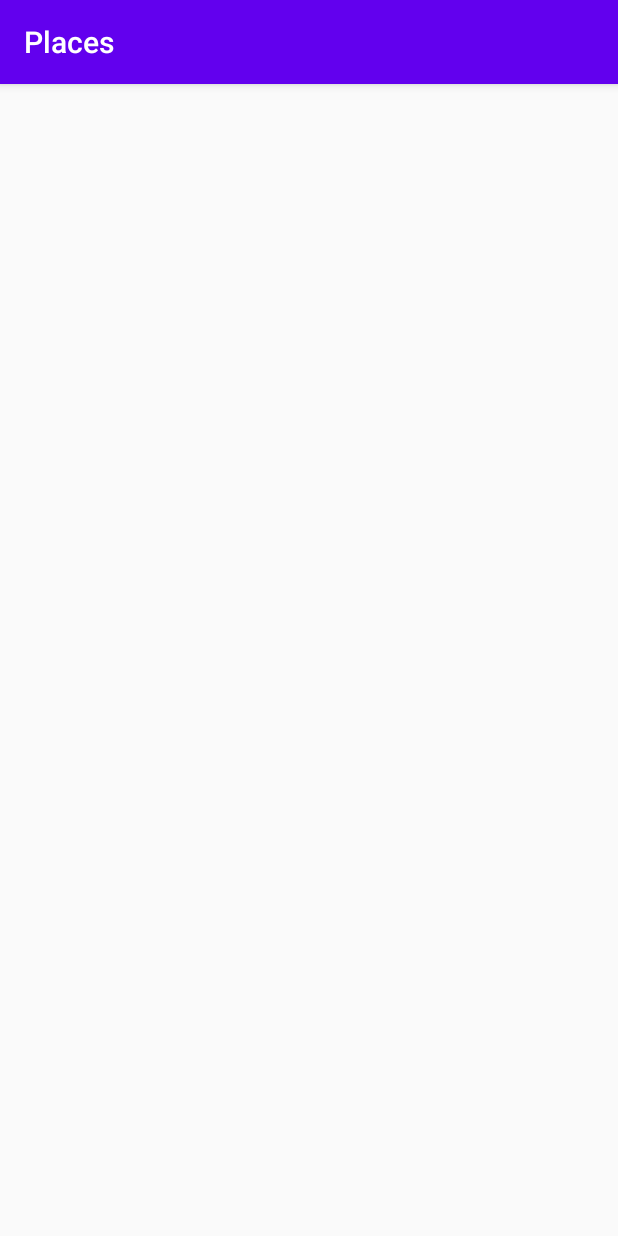
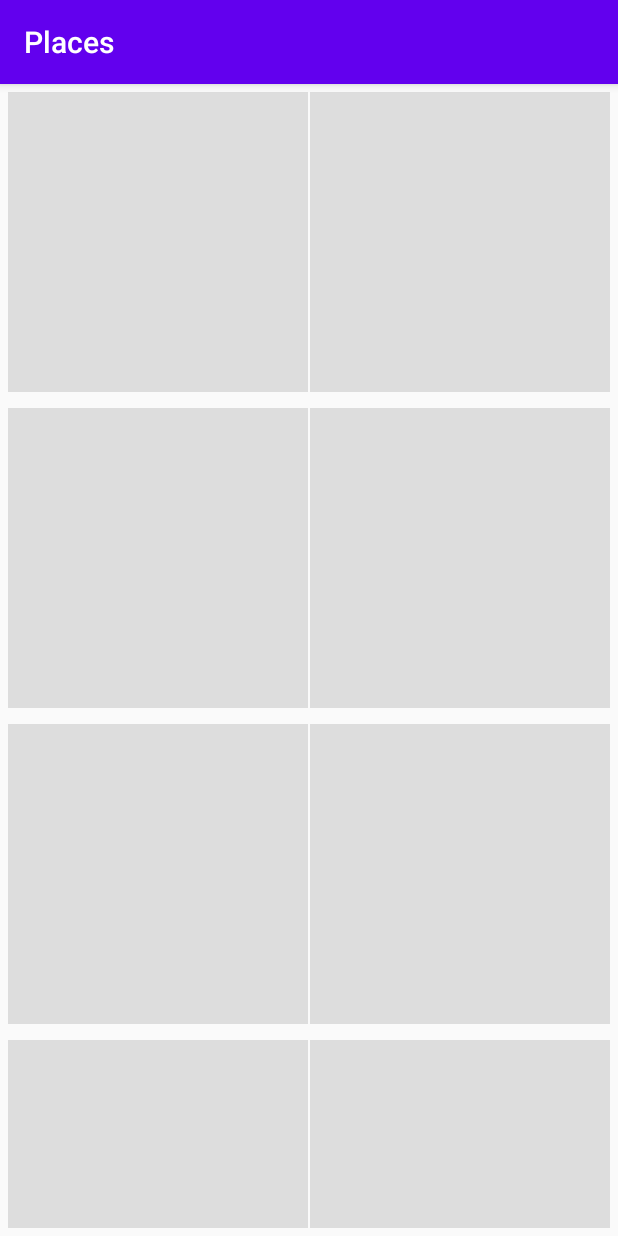
Before and after one commit to PawanGhewande/Places, an Android app: the screen it shows after launch (MainActivity), on a phone screen of 412 x 824 dp. Run offline under Robolectric (Android 15) with nearby library versions, the phone set to English and light mode, and no system bars; our stand-ins replace Room's generated code, Shimmer; 8 statements that could not run were skipped.

Commit message:
Added Shimmer view/Skeleton.

```diff
--- a/app/build.gradle
+++ b/app/build.gradle
@@ -94,4 +94,9 @@ dependencies {
     implementation 'com.github.bumptech.glide:glide:4.9.0'
      kapt 'com.github.bumptech.glide:compiler:4.9.0'
 
+    //Shimmer/Skeleton effect
+    implementation 'com.facebook.shimmer:shimmer:0.1.0@aar'
+
+
+
 }
--- a/app/src/main/java/com/pawan/places/ImageApi.kt
+++ b/app/src/main/java/com/pawan/places/ImageApi.kt
@@ -5,6 +5,6 @@ import retrofit2.Response
 import retrofit2.http.GET
 
 interface ImageApi {
-    @GET("/v2/list?page=34")
+    @GET("/v2/list?page=34&limit=10")
     suspend fun getAllCountries(): Response<List<ImageData>>
 }
--- a/app/src/main/java/com/pawan/places/MainActivity.kt
+++ b/app/src/main/java/com/pawan/places/MainActivity.kt
@@ -27,16 +27,29 @@ class MainActivity : AppCompatActivity() {
         imagesViewModel.getAllImages()
 
         recyclerView = findViewById<RecyclerView>(R.id.imgLoader)
+
         imagesViewModel.imagesList
             .observe(this,
                 Observer<List<ImageData>> { userPost ->
                     recyclerView.apply {
                         layoutManager = GridLayoutManager(this@MainActivity, 2)
                         adapter = GridRecycleAdapter(applicationContext, userPost)
+                        shimmerFrameLayout.stopShimmerAnimation()
+                        shimmerFrameLayout.visibility = View.GONE
+                        recyclerView.visibility = View.VISIBLE
                     }
                     //Log.e("DATA GATHERED :: ", userPost.toString())
                 })
     }
 
+    override fun onResume() {
+        super.onResume()
+        shimmerFrameLayout.startShimmerAnimation()
+    }
+
+    override fun onPause() {
+        shimmerFrameLayout.stopShimmerAnimation()
+        super.onPause()
+    }
 
 }
--- a/app/src/main/java/com/pawan/places/viewmodel/ImagesViewModel.kt
+++ b/app/src/main/java/com/pawan/places/viewmodel/ImagesViewModel.kt
@@ -26,7 +26,6 @@ class ImagesViewModel(private val repository: ImagesRepository) : ViewModel() {
                 is AppResult.Success -> {
                     imagesList.value = result.successData!!
                     showError.value = null
-
                 }
                 is AppResult.Error -> showError.value = result.exception.message
             }
--- a/app/src/main/res/layout/activity_main.xml
+++ b/app/src/main/res/layout/activity_main.xml
@@ -5,6 +5,39 @@
     android:layout_width="match_parent"
     android:layout_height="match_parent"
     tools:context=".MainActivity">
+
+    <com.facebook.shimmer.ShimmerFrameLayout
+        android:id="@+id/shimmerFrameLayout"
+        android:layout_width="match_parent"
+        android:layout_height="match_parent"
+        android:layout_gravity="center"
+        android:orientation="vertical"
+        app:layout_constraintEnd_toEndOf="parent"
+        app:layout_constraintStart_toStartOf="parent"
+        app:layout_constraintTop_toTopOf="parent">
+
+        <!-- Adding 15 rows of placeholders -->
+        <LinearLayout
+            android:layout_width="match_parent"
+            android:layout_height="wrap_content"
+            android:orientation="vertical">
+
+            <include layout="@layout/shimmer_placeholder_layout" />
+
+            <include layout="@layout/shimmer_placeholder_layout" />
+
+            <include layout="@layout/shimmer_placeholder_layout" />
+
+            <include layout="@layout/shimmer_placeholder_layout" />
+
+            <include layout="@layout/shimmer_placeholder_layout" />
+
+            <include layout="@layout/shimmer_placeholder_layout" />
+
+            <include layout="@layout/shimmer_placeholder_layout" />
+
+        </LinearLayout>
+    </com.facebook.shimmer.ShimmerFrameLayout>
 
     <androidx.recyclerview.widget.RecyclerView
         android:id="@+id/imgLoader"
@@ -14,6 +47,7 @@
         android:layout_marginTop="1dp"
         android:layout_marginEnd="1dp"
         android:layout_marginBottom="1dp"
+        android:visibility="gone"
         app:layout_constraintBottom_toBottomOf="parent"
         app:layout_constraintEnd_toEndOf="parent"
         app:layout_constraintStart_toStartOf="parent"
--- /dev/null
+++ b/app/src/main/res/layout/shimmer_placeholder_layout.xml
@@ -0,0 +1,31 @@
+<?xml version="1.0" encoding="utf-8"?>
+<androidx.constraintlayout.widget.ConstraintLayout xmlns:android="http://schemas.android.com/apk/res/android"
+    xmlns:app="http://schemas.android.com/apk/res-auto"
+    xmlns:tools="http://schemas.android.com/tools"
+    android:id="@+id/container"
+    android:layout_width="match_parent"
+    android:layout_height="wrap_content"
+    android:padding="5dp">
+
+    <ImageView
+        android:id="@+id/imageViewAvatar"
+        android:layout_width="200dp"
+        android:layout_height="200dp"
+        android:background="@color/colorGrey"
+        android:padding="2dp"
+        app:layout_constraintBottom_toBottomOf="parent"
+        app:layout_constraintStart_toStartOf="parent"
+        app:layout_constraintTop_toTopOf="parent" />
+
+    <ImageView
+        android:id="@+id/imageViewAvatar2"
+        android:layout_width="200dp"
+        android:layout_height="200dp"
+        android:background="@color/colorGrey"
+        android:padding="2dp"
+        app:layout_constraintBottom_toBottomOf="parent"
+        app:layout_constraintEnd_toEndOf="parent"
+        app:layout_constraintTop_toTopOf="parent"
+        app:layout_constraintVertical_bias="0.0" />
+
+</androidx.constraintlayout.widget.ConstraintLayout>
--- a/app/src/main/res/values/colors.xml
+++ b/app/src/main/res/values/colors.xml
@@ -3,4 +3,5 @@
     <color name="colorPrimary">#6200EE</color>
     <color name="colorPrimaryDark">#3700B3</color>
     <color name="colorAccent">#03DAC5</color>
+    <color name="colorGrey">#dddddd</color>
 </resources>
```
